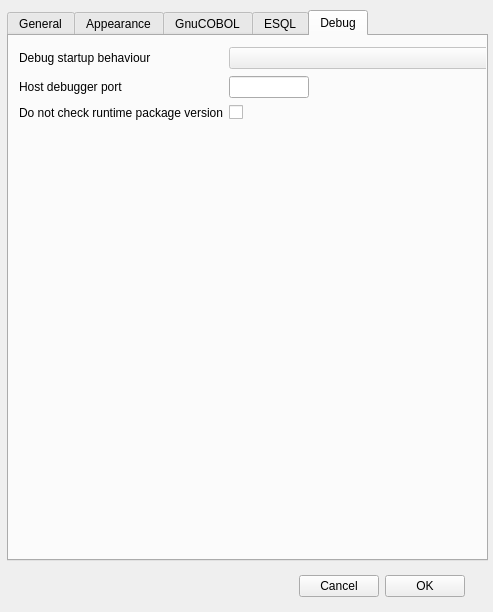
Above: gix-ide/Settings.ui from mridoni/gix before the change. Below: the same form after it.
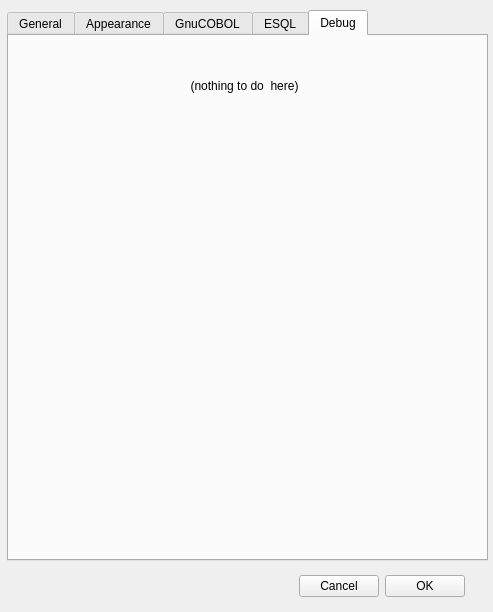
That is the form after the change. The open tabs and pages were chosen to show the change.

```diff
--- a/gix-ide/Settings.ui
+++ b/gix-ide/Settings.ui
@@ -1268,68 +1268,18 @@
       <rect>
        <x>10</x>
        <y>10</y>
-       <width>507</width>
-       <height>78</height>
+       <width>451</width>
+       <height>80</height>
       </rect>
      </property>
-     <layout class="QGridLayout" name="gridLayout">
-      <item row="0" column="1">
-       <widget class="QComboBox" name="cbDebugStartupBehaviour">
-        <property name="enabled">
-         <bool>false</bool>
-        </property>
-        <property name="minimumSize">
-         <size>
-          <width>300</width>
-          <height>0</height>
-         </size>
-        </property>
-       </widget>
-      </item>
-      <item row="1" column="1">
-       <widget class="QLineEdit" name="tHostPort">
-        <property name="maximumSize">
-         <size>
-          <width>80</width>
-          <height>16777215</height>
-         </size>
-        </property>
-       </widget>
-      </item>
-      <item row="0" column="0">
+     <layout class="QHBoxLayout" name="horizontalLayout_8">
+      <item>
        <widget class="QLabel" name="label_8">
         <property name="text">
-         <string>Debug startup behaviour</string>
-        </property>
-       </widget>
-      </item>
-      <item row="1" column="0">
-       <widget class="QLabel" name="label_9">
-        <property name="enabled">
-         <bool>true</bool>
-        </property>
-        <property name="styleSheet">
-         <string notr="true"/>
-        </property>
-        <property name="text">
-         <string>Host debugger port</string>
-        </property>
-       </widget>
-      </item>
-      <item row="2" column="1">
-       <widget class="QCheckBox" name="cbSkipCheckPackageVersionCheck">
-        <property name="text">
-         <string/>
-        </property>
-       </widget>
-      </item>
-      <item row="2" column="0">
-       <widget class="QLabel" name="label_10">
-        <property name="text">
-         <string>Do not check runtime package version</string>
+         <string>(nothing to do  here)</string>
         </property>
         <property name="alignment">
-         <set>Qt::AlignRight|Qt::AlignTrailing|Qt::AlignVCenter</set>
+         <set>Qt::AlignCenter</set>
         </property>
        </widget>
       </item>
```
Left out of the diff: 4 changed lines with no effect on the pictures.
